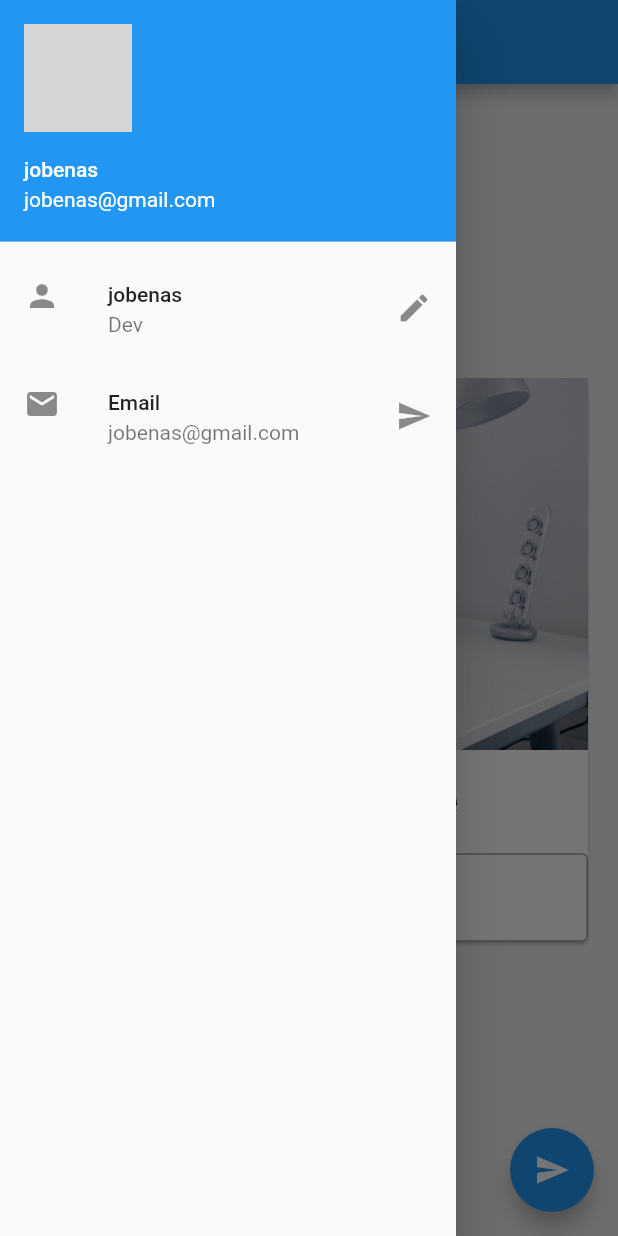
After one commit to Jobenas/flutter_tutorial_app, a Flutter app: the screen it shows after launch, with the side drawer open, on a phone screen of 412 x 824 dp. The commit adds this screen. Run offline on Flutter 3.47's test engine with Material 2 defaults, Android fonts, the phone set to English and light mode, and no system bars; network calls fail; grey boxes are pictures that could not be loaded.

Commit message:
ch5 complete

```diff
--- /dev/null
+++ b/lib/drawer.dart
@@ -0,0 +1,31 @@
+import "package:flutter/material.dart";
+
+class MyDrawer extends StatelessWidget {
+  const MyDrawer({Key key}) : super(key: key);
+
+  @override
+  Widget build(BuildContext context) {
+    return Drawer(
+        child: ListView(padding: const EdgeInsets.all(0), children: <Widget>[
+      UserAccountsDrawerHeader(
+          accountName: Text("jobenas"),
+          accountEmail: Text("jobenas@gmail.com"),
+          currentAccountPicture: CircleAvatar(
+            backgroundImage: NetworkImage(
+                "https://pbs.twimg.com/profile_images/937730650307776513/16A6uQpM_400x400.jpg"),
+          )),
+      ListTile(
+        leading: Icon(Icons.person),
+        title: Text("jobenas"),
+        subtitle: Text("Dev"),
+        trailing: Icon(Icons.edit),
+        onTap: () {},
+      ),
+      ListTile(
+          leading: Icon(Icons.email),
+          title: Text("Email"),
+          subtitle: Text("jobenas@gmail.com"),
+          trailing: Icon(Icons.send))
+    ]));
+  }
+}
--- /dev/null
+++ b/lib/name_card_widget.dart
@@ -0,0 +1,40 @@
+import "package:flutter/material.dart";
+
+class NameCardWidget extends StatelessWidget {
+  const NameCardWidget({
+    Key key,
+    @required this.myText,
+    @required TextEditingController nameController,
+  })  : _nameController = nameController,
+        super(key: key);
+
+  final String myText;
+  final TextEditingController _nameController;
+
+  @override
+  Widget build(BuildContext context) {
+    return Card(
+        child: Column(
+      children: <Widget>[
+        Image.asset("assets/coding_img1.jpg"),
+        SizedBox(
+          height: 20,
+        ),
+        Text(
+          myText,
+          style: TextStyle(fontSize: 25, fontWeight: FontWeight.bold),
+        ),
+        SizedBox(
+          height: 20,
+        ),
+        TextField(
+          controller: _nameController,
+          decoration: InputDecoration(
+              border: OutlineInputBorder(),
+              hintText: "Enter Some Text",
+              labelText: "Name"),
+        )
+      ],
+    ));
+  }
+}
--- /dev/null
+++ b/lib/pages/home_page.dart
@@ -0,0 +1,41 @@
+import "package:flutter/material.dart";
+
+import '../drawer.dart';
+import '../name_card_widget.dart';
+
+class HomePage extends StatefulWidget {
+  @override
+  _HomePageState createState() => _HomePageState();
+}
+
+class _HomePageState extends State<HomePage> {
+  var myText = "Change My Name";
+  TextEditingController _nameController = new TextEditingController();
+  @override
+  Widget build(BuildContext context) {
+    // TODO: implement build
+    return Scaffold(
+      backgroundColor: Colors.grey[200],
+      appBar: AppBar(
+        title: Text("Awesome App"),
+      ),
+      body: Padding(
+        padding: const EdgeInsets.all(16.0),
+        child: Center(
+          child: SingleChildScrollView(
+            child:
+                NameCardWidget(myText: myText, nameController: _nameController),
+          ),
+        ),
+      ),
+      drawer: MyDrawer(),
+      floatingActionButton: FloatingActionButton(
+        onPressed: () {
+          myText = _nameController.text;
+          setState(() {});
+        },
+        child: Icon(Icons.send),
+      ),
+    );
+  }
+}
```
Also changed, not shown: lib/main.dart (+8 -77 lines), 2 other files.
